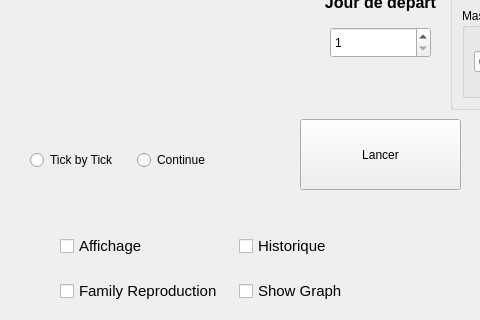
Qt form view/Mainwindow.ui (yetanotherf0rked/3a_bobbar) before a commit; both pictures show x 0 to 480 and y 111 to 431 of the 800 by 600 pixel window.
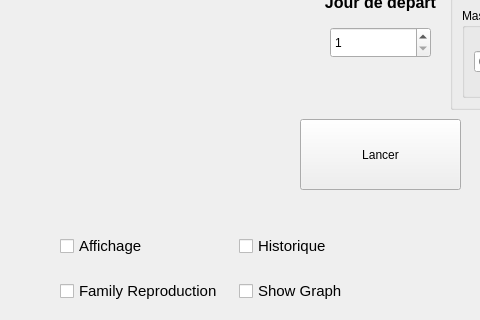
The same form after that commit.

Commit message: Remove continue and tick by tick

Patch:
```diff
--- a/view/Mainwindow.ui
+++ b/view/Mainwindow.ui
@@ -482,32 +482,6 @@
     </item>
    </layout>
   </widget>
-  <widget class="QWidget" name="layoutWidget">
-   <property name="geometry">
-    <rect>
-     <x>30</x>
-     <y>260</y>
-     <width>208</width>
-     <height>23</height>
-    </rect>
-   </property>
-   <layout class="QHBoxLayout" name="horizontalLayout">
-    <item>
-     <widget class="QRadioButton" name="step_Tick_By_Tick">
-      <property name="text">
-       <string>Tick by Tick</string>
-      </property>
-     </widget>
-    </item>
-    <item>
-     <widget class="QRadioButton" name="step_Continue">
-      <property name="text">
-       <string>Continue</string>
-      </property>
-     </widget>
-    </item>
-   </layout>
-  </widget>
  </widget>
  <resources/>
  <connections>
```
The commit also changes 1 other file.
